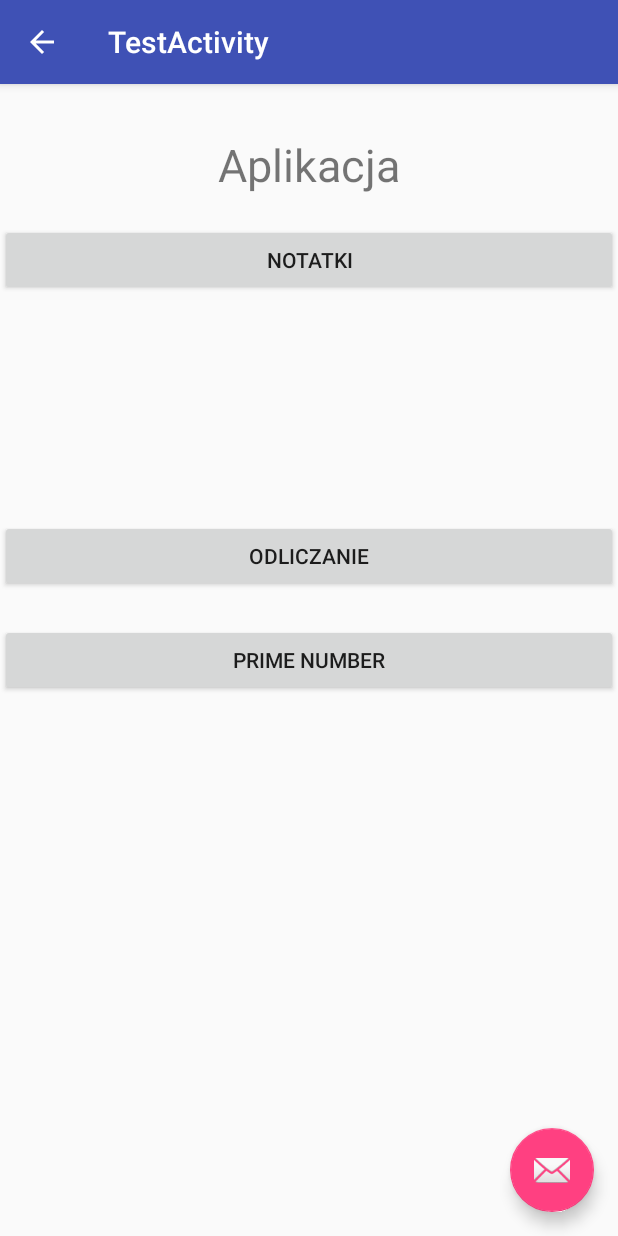
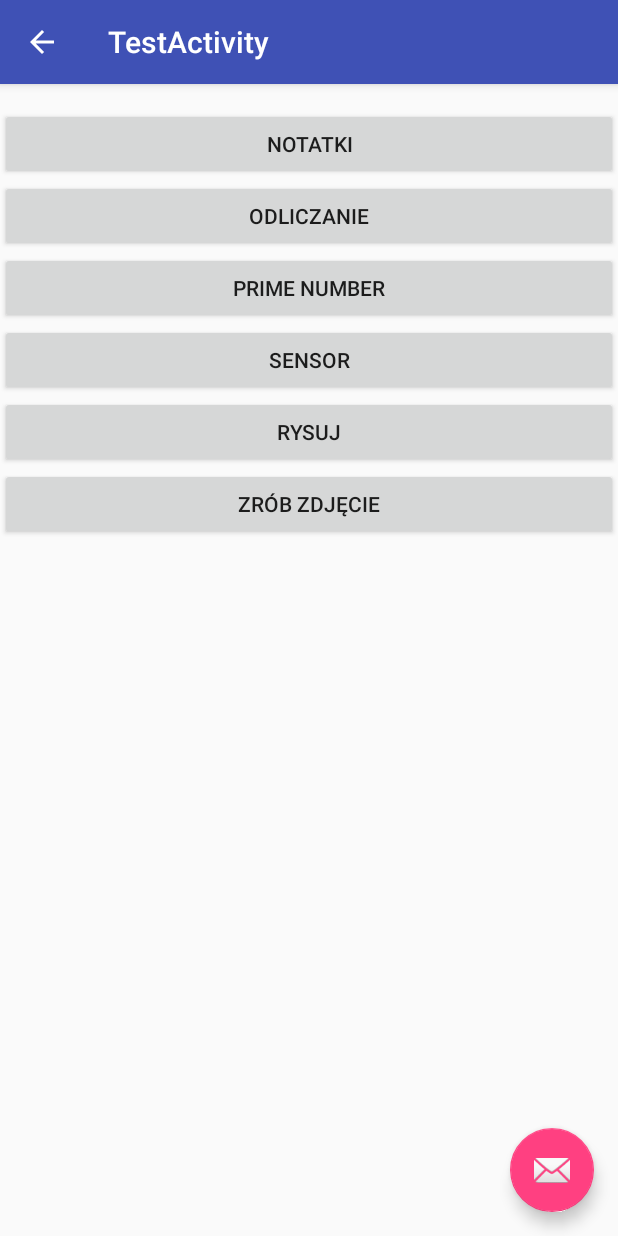
Before and after one commit to KSwie/AndroidStudioApp, an Android app: the TestActivity screen opened directly, with no data from a screen before it, on a phone screen of 412 x 824 dp. Run offline under Robolectric (Android 15) with nearby library versions, the phone set to English and light mode, and no system bars.

Commit message:
up 28.03

```diff
--- a/app/build.gradle
+++ b/app/build.gradle
@@ -29,6 +29,7 @@ dependencies {
     testImplementation 'junit:junit:4.12'
     androidTestImplementation 'com.android.support.test:runner:1.0.1'
     androidTestImplementation 'com.android.support.test.espresso:espresso-core:3.0.1'
-    compile 'com.google.guava:guava:24.1-android'
+    implementation 'com.google.guava:guava:24.1-android'
     implementation "com.android.support:support-compat:27.1.0"
+    implementation 'com.android.support:support-v4:27.1.0'
 }
--- a/app/src/main/res/layout/content_test.xml
+++ b/app/src/main/res/layout/content_test.xml
@@ -1,54 +1,89 @@
 <?xml version="1.0" encoding="utf-8"?>
-<RelativeLayout xmlns:android="http://schemas.android.com/apk/res/android"
+<android.support.constraint.ConstraintLayout xmlns:android="http://schemas.android.com/apk/res/android"
     xmlns:app="http://schemas.android.com/apk/res-auto"
     xmlns:tools="http://schemas.android.com/tools"
     android:layout_width="match_parent"
     android:layout_height="match_parent"
     app:layout_behavior="@string/appbar_scrolling_view_behavior"
     tools:context="com.example.kamil.aplikacja.TestActivity"
+    tools:layout_editor_absoluteY="81dp"
     tools:showIn="@layout/activity_test">
-
-    <TextView
-        android:id="@+id/textView3"
-        android:layout_width="wrap_content"
-        android:layout_height="wrap_content"
-        android:layout_alignParentTop="true"
-        android:layout_centerHorizontal="true"
-        android:layout_marginTop="33dp"
-        android:text="@string/title"
-        android:textSize="30sp" />
 
     <Button
         android:id="@+id/listaNotatek"
-        android:layout_width="wrap_content"
+        android:layout_width="0dp"
         android:layout_height="wrap_content"
+        android:layout_above="@+id/countdownBtn"
         android:layout_alignParentEnd="true"
         android:layout_alignParentLeft="true"
         android:layout_alignParentRight="true"
         android:layout_alignParentStart="true"
-        android:layout_below="@+id/textView3"
-        android:layout_marginTop="19dp"
+        android:layout_marginTop="16dp"
+        android:onClick="listaNotatek"
         android:text="@string/listaNotatek"
-        android:onClick="listaNotatek"/>
+        app:layout_constraintEnd_toEndOf="parent"
+        app:layout_constraintStart_toStartOf="parent"
+        app:layout_constraintTop_toTopOf="parent" />
 
     <Button
         android:id="@+id/countdownBtn"
-        android:layout_width="match_parent"
+        android:layout_width="0dp"
         android:layout_height="wrap_content"
         android:layout_above="@+id/intentPrimeNumberActivity"
         android:layout_alignParentLeft="true"
         android:layout_alignParentStart="true"
-        android:layout_marginBottom="21dp"
         android:onClick="countdownClick"
-        android:text="@string/countdown" />
+        android:text="@string/countdown"
+        app:layout_constraintEnd_toEndOf="parent"
+        app:layout_constraintStart_toStartOf="parent"
+        app:layout_constraintTop_toBottomOf="@+id/listaNotatek" />
 
     <Button
         android:id="@+id/intentPrimeNumberActivity"
-        android:layout_width="match_parent"
+        android:layout_width="0dp"
         android:layout_height="wrap_content"
         android:layout_alignParentLeft="true"
         android:layout_alignParentStart="true"
         android:layout_centerVertical="true"
         android:onClick="primeNumber"
-        android:text="@string/primeNumberString" />
-</RelativeLayout>
+        android:text="@string/primeNumberString"
+        app:layout_constraintEnd_toEndOf="parent"
+        app:layout_constraintStart_toStartOf="parent"
+        app:layout_constraintTop_toBottomOf="@+id/countdownBtn" />
+
+    <Button
+        android:id="@+id/intentLevelActivity"
+        android:layout_width="0dp"
+        android:layout_height="wrap_content"
+        android:layout_below="@+id/intentPrimeNumberActivity"
+        android:layout_centerHorizontal="true"
+        android:onClick="levelActivityClick"
+        android:text="@string/LevelActivityString"
+        app:layout_constraintEnd_toEndOf="parent"
+        app:layout_constraintStart_toStartOf="parent"
+        app:layout_constraintTop_toBottomOf="@+id/intentPrimeNumberActivity" />
+
+    <Button
+        android:id="@+id/intentDrawActivity"
+        android:layout_width="0dp"
+        android:layout_height="wrap_content"
+        android:layout_alignParentBottom="true"
+        android:layout_centerHorizontal="true"
+        android:onClick="drawActivityClick"
+        android:text="@string/drawBtnString"
+        app:layout_constraintEnd_toEndOf="parent"
+        app:layout_constraintStart_toStartOf="parent"
+        app:layout_constraintTop_toBottomOf="@+id/intentLevelActivity" />
+
+    <Button
+        android:id="@+id/takePhotoActivity"
+        android:layout_width="0dp"
+        android:layout_height="wrap_content"
+        android:text="@string/takePhotoString"
+        android:onClick="takePhotoClick"
+        app:layout_constraintEnd_toEndOf="parent"
+        app:layout_constraintHorizontal_bias="0.0"
+        app:layout_constraintStart_toStartOf="parent"
+        app:layout_constraintTop_toBottomOf="@+id/intentDrawActivity" />
+
+</android.support.constraint.ConstraintLayout>
--- a/app/src/main/res/values/strings.xml
+++ b/app/src/main/res/values/strings.xml
@@ -27,4 +27,13 @@
     <string name="title_activity_prime_number">PrimeNumberActivity</string>
     <string name="start">Start</string>
     <string name="primeNumberString">Prime Number</string>
+    <string name="title_activity_level">LevelActivity</string>
+    <string name="LevelActivityString">Sensor</string>
+    <string name="title_activity_draw">DrawActivity</string>
+    <string name="drawBtnString">Rysuj</string>
+    <string name="cleanScreenBtnString">Wyczyść ekran</string>
+    <string name="title_activity_camera">CameraActivity</string>
+    <string name="takePhotoBtnString">Zrób zdjęcie</string>
+    <string name="openGalleryBtnString">Galeria</string>
+    <string name="takePhotoString">Zrób zdjęcie</string>
 </resources>
--- a/build.gradle
+++ b/build.gradle
@@ -7,7 +7,7 @@ buildscript {
         jcenter()
     }
     dependencies {
-        classpath 'com.android.tools.build:gradle:3.0.1'
+        classpath 'com.android.tools.build:gradle:3.1.0'
 
 
         // NOTE: Do not place your application dependencies here; they belong
```
Also changed, not shown: app/src/main/AndroidManifest.xml (+29 -0 lines), app/src/main/java/com/example/kamil/aplikacja/BackgroundOperation.java (+55 -4 lines), app/src/main/java/com/example/kamil/aplikacja/CameraActivity.java (added, +82 -0 lines), app/src/main/java/com/example/kamil/aplikacja/DrawActivity.java (added, +20 -0 lines), app/src/main/java/com/example/kamil/aplikacja/DrawView.java (added, +68 -0 lines), app/src/main/java/com/example/kamil/aplikacja/LevelActivity.java (added, +67 -0 lines), app/src/main/java/com/example/kamil/aplikacja/PrimeNumberActivity.java (+2 -30 lines), app/src/main/java/com/example/kamil/aplikacja/TestActivity.java (+15 -0 lines), app/src/main/res/layout/activity_camera.xml (added, +25 -0 lines), app/src/main/res/layout/activity_draw.xml (added, +26 -0 lines), app/src/main/res/layout/activity_level.xml (added, +25 -0 lines), app/src/main/res/layout/content_camera.xml (added, +41 -0 lines), app/src/main/res/layout/content_draw.xml (added, +11 -0 lines), app/src/main/res/layout/content_level.xml (added, +22 -0 lines), 2 more files.
